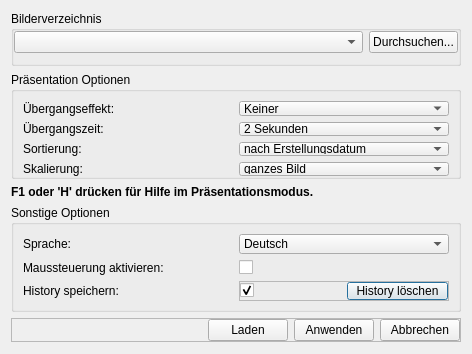
The window that settingsdialog.ui (hel800/picture-show) describes before a commit, drawn with Qt 5.
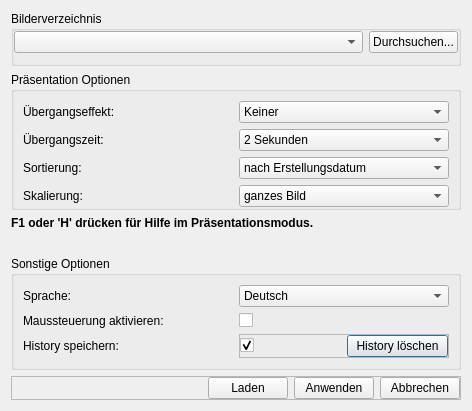
The same window after the commit.

Diff of the .ui file:
```diff
--- a/settingsdialog.ui
+++ b/settingsdialog.ui
@@ -7,20 +7,27 @@
     <x>0</x>
     <y>0</y>
     <width>472</width>
-    <height>354</height>
+    <height>379</height>
    </rect>
   </property>
   <property name="minimumSize">
    <size>
     <width>400</width>
-    <height>340</height>
+    <height>0</height>
    </size>
   </property>
   <property name="windowTitle">
    <string>picture show - Bilder öffnen und Einstellungen</string>
   </property>
   <layout class="QGridLayout" name="gridLayout">
-   <item row="5" column="0">
+   <item row="2" column="0">
+    <widget class="QLabel" name="label_5">
+     <property name="text">
+      <string>&lt;html&gt;&lt;head/&gt;&lt;body&gt;&lt;p&gt;&lt;span style=&quot; font-weight:600;&quot;&gt;F1 oder 'H' drücken für Hilfe im Präsentationsmodus.&lt;/span&gt;&lt;/p&gt;&lt;/body&gt;&lt;/html&gt;</string>
+     </property>
+    </widget>
+   </item>
+   <item row="4" column="0">
     <widget class="QGroupBox" name="groupBox">
      <property name="minimumSize">
       <size>
@@ -126,6 +133,12 @@
    </item>
    <item row="1" column="0">
     <widget class="QGroupBox" name="groupBox_4">
+     <property name="minimumSize">
+      <size>
+       <width>0</width>
+       <height>0</height>
+      </size>
+     </property>
      <property name="title">
       <string>Präsentation Optionen</string>
      </property>
@@ -147,6 +160,12 @@
       </property>
       <item row="0" column="1">
        <widget class="QComboBox" name="comboBox_effect">
+        <property name="sizePolicy">
+         <sizepolicy hsizetype="Preferred" vsizetype="Fixed">
+          <horstretch>0</horstretch>
+          <verstretch>0</verstretch>
+         </sizepolicy>
+        </property>
         <property name="maximumSize">
          <size>
           <width>16777215</width>
@@ -201,6 +220,12 @@
       </item>
       <item row="2" column="1">
        <widget class="QComboBox" name="comboBox_sort">
+        <property name="sizePolicy">
+         <sizepolicy hsizetype="Preferred" vsizetype="Fixed">
+          <horstretch>0</horstretch>
+          <verstretch>0</verstretch>
+         </sizepolicy>
+        </property>
         <property name="currentIndex">
          <number>1</number>
         </property>
@@ -218,6 +243,12 @@
       </item>
       <item row="1" column="1">
        <widget class="QComboBox" name="comboBox_fadeTime">
+        <property name="sizePolicy">
+         <sizepolicy hsizetype="Preferred" vsizetype="Fixed">
+          <horstretch>0</horstretch>
+          <verstretch>0</verstretch>
+         </sizepolicy>
+        </property>
         <property name="currentIndex">
          <number>2</number>
         </property>
@@ -245,6 +276,12 @@
       </item>
       <item row="3" column="1">
        <widget class="QComboBox" name="comboBox_scaling">
+        <property name="sizePolicy">
+         <sizepolicy hsizetype="Preferred" vsizetype="Fixed">
+          <horstretch>0</horstretch>
+          <verstretch>0</verstretch>
+         </sizepolicy>
+        </property>
         <item>
          <property name="text">
           <string>ganzes Bild</string>
@@ -320,27 +357,7 @@
      </layout>
     </widget>
    </item>
-   <item row="3" column="0">
-    <spacer name="verticalSpacer">
-     <property name="orientation">
-      <enum>Qt::Vertical</enum>
-     </property>
-     <property name="sizeHint" stdset="0">
-      <size>
-       <width>20</width>
-       <height>40</height>
-      </size>
-     </property>
-    </spacer>
-   </item>
-   <item row="2" column="0">
-    <widget class="QLabel" name="label_5">
-     <property name="text">
-      <string>&lt;html&gt;&lt;head/&gt;&lt;body&gt;&lt;p&gt;&lt;span style=&quot; font-weight:600;&quot;&gt;F1 oder 'H' drücken für Hilfe im Präsentationsmodus.&lt;/span&gt;&lt;/p&gt;&lt;/body&gt;&lt;/html&gt;</string>
-     </property>
-    </widget>
-   </item>
-   <item row="6" column="0">
+   <item row="5" column="0">
     <widget class="QFrame" name="frame">
      <property name="frameShape">
       <enum>QFrame::StyledPanel</enum>
@@ -389,6 +406,22 @@
      </layout>
     </widget>
    </item>
+   <item row="3" column="0">
+    <spacer name="verticalSpacer">
+     <property name="orientation">
+      <enum>Qt::Vertical</enum>
+     </property>
+     <property name="sizeType">
+      <enum>QSizePolicy::MinimumExpanding</enum>
+     </property>
+     <property name="sizeHint" stdset="0">
+      <size>
+       <width>20</width>
+       <height>20</height>
+      </size>
+     </property>
+    </spacer>
+   </item>
   </layout>
  </widget>
  <tabstops>
```
